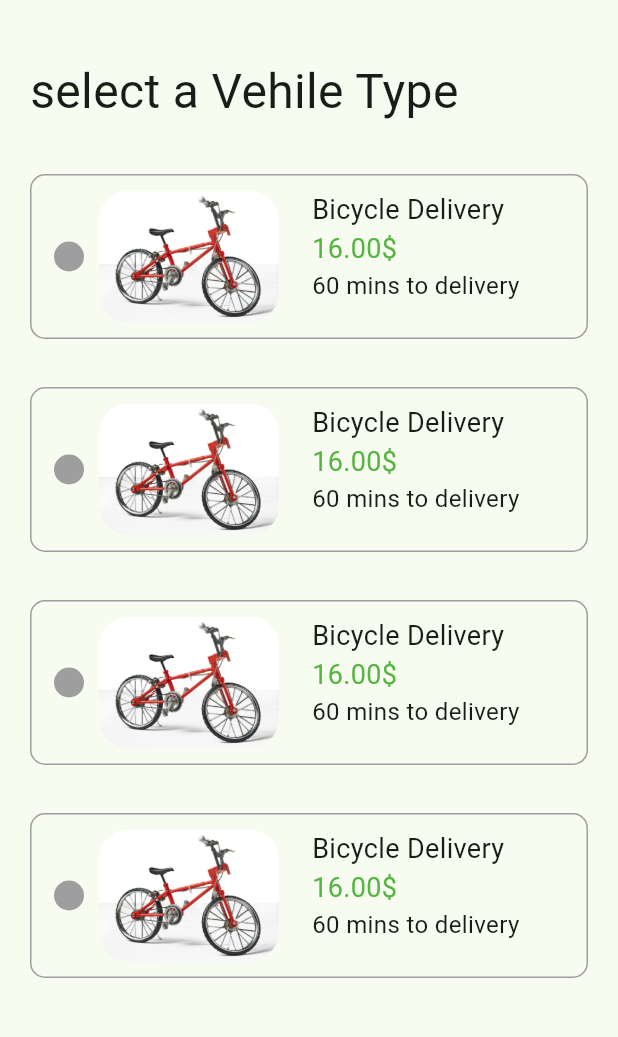
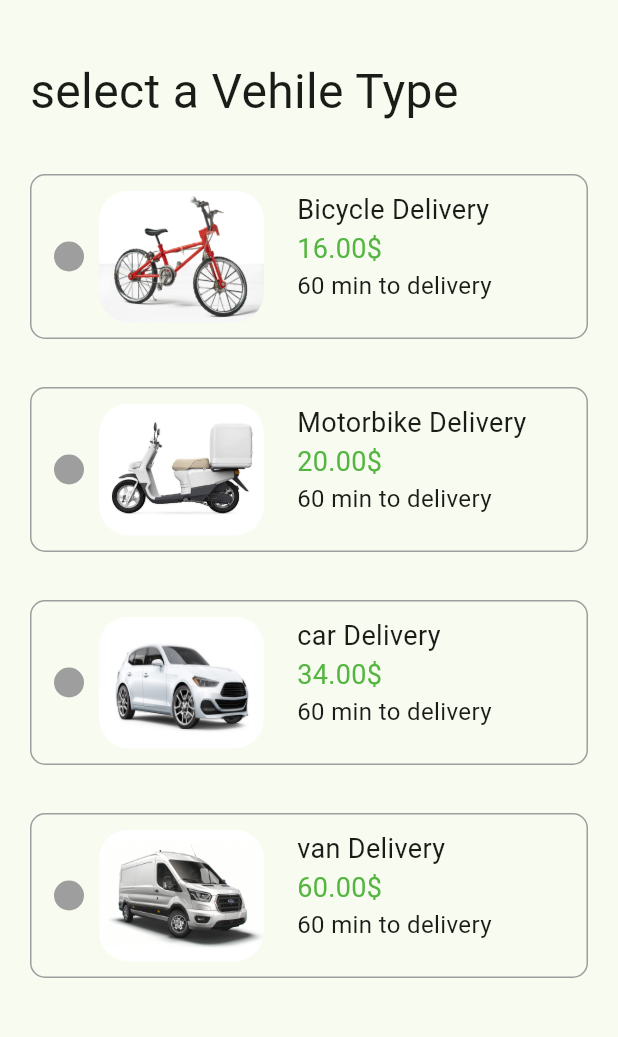
Before and after one commit to MOHAMD-ASHRAF/skid, a Flutter app: the screen it shows after launch, after a tap on "next", on a phone screen of 412 x 824 dp, the part 57-1094 px from its top. Run offline on Flutter 3.47's test engine with Material 2 defaults, Android fonts, the light colour scheme and no system bars; our stand-ins replace bloc, cloud_firestore, dropdown_button2, equatable, firebase_auth, firebase_core and 4 more; accounts and stored records are empty.

Commit message:
add PayPalPage

```diff
--- a/lib/app_router.dart
+++ b/lib/app_router.dart
@@ -10,6 +10,7 @@ import 'package:skid/features/skid/presentation/pages/contents_packeg_page.dart'
 import 'package:skid/features/skid/presentation/pages/package_details_page.dart';
 import 'package:skid/features/skid/presentation/pages/example_photo_page.dart';
 import 'package:skid/features/skid/presentation/pages/home_page.dart';
+import 'package:skid/features/skid/presentation/pages/payment_page.dart';
 import 'package:skid/features/skid/presentation/pages/set_date_page.dart';
 import 'package:skid/features/skid/presentation/pages/take_photo_page.dart';
 import 'package:skid/features/skid/presentation/pages/vehicle_type.dart';
@@ -54,6 +55,8 @@ class AppRouter {
         return MaterialPageRoute(builder: (_) => const SetDatePage());
       case vehicleTypePage:
         return MaterialPageRoute(builder: (_) => const VehicleTypePage());
+      case payPalPage:
+        return MaterialPageRoute(builder: (_) => const PayPalPage());
 
     }
     return null;
--- a/lib/core/constant/string.dart
+++ b/lib/core/constant/string.dart
@@ -9,3 +9,4 @@ const addressDetailsPage  = '/addressDetailsPage';
 const loginPage  = '/loginPage';
 const setDatePage  = '/setDatePage';
 const vehicleTypePage  = '/vehicleTypePage';
+const payPalPage  = '/payPalPage';
--- /dev/null
+++ b/lib/features/skid/presentation/pages/payment_page.dart
@@ -0,0 +1,13 @@
+import 'package:flutter/material.dart';
+import 'package:skid/core/component/default_appbar.dart';
+
+class PayPalPage extends StatelessWidget {
+  const PayPalPage({super.key});
+
+  @override
+  Widget build(BuildContext context) {
+    return Scaffold(
+      appBar: defaultAppBar(context),
+    );
+  }
+}
--- a/lib/features/skid/presentation/pages/vehicle_type.dart
+++ b/lib/features/skid/presentation/pages/vehicle_type.dart
@@ -14,13 +14,13 @@ class VehicleTypePage extends StatefulWidget {
 class _VehicleTypePageState extends State<VehicleTypePage> {
   List<DeliveryItemModel> item = [
     DeliveryItemModel('assets/images/bicycle.jpg', 'Bicycle Delivery',
-        '16.00\$', '60 mins to delivery', false),
-    DeliveryItemModel('assets/images/bicycle.jpg', 'Bicycle Delivery',
-        '16.00\$', '60 mins to delivery', false),
-    DeliveryItemModel('assets/images/bicycle.jpg', 'Bicycle Delivery',
-        '16.00\$', '60 mins to delivery', false),
-    DeliveryItemModel('assets/images/bicycle.jpg', 'Bicycle Delivery',
-        '16.00\$', '60 mins to delivery', false),
+        '16.00\$', '60 min to delivery', false),
+    DeliveryItemModel('assets/images/motorbike.jpg', 'Motorbike Delivery',
+        '20.00\$', '60 min to delivery', false),
+    DeliveryItemModel('assets/images/car_delivery.jpg', 'car Delivery',
+        '34.00\$', '60 min to delivery', false),
+    DeliveryItemModel('assets/images/van.jpg', 'van Delivery',
+        '60.00\$', '60 min to delivery', false),
   ];
  // bool selected = false;
 
@@ -99,7 +99,7 @@ class _VehicleTypePageState extends State<VehicleTypePage> {
               child: Image.asset(
                 image,
                 fit: BoxFit.fill,
-                width: 120,
+                width: 110,
                 height: MediaQuery.of(context).size.height,
               ),
             ),
```
Also changed, not shown: assets/images/car_delivery.jpg (added), assets/images/motorbike.jpg (added), assets/images/van.jpg (added), lib/generated/assets.dart.
